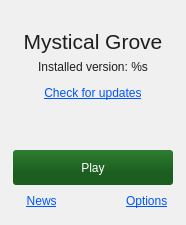
First picture: the form in launcher/mainwindow.ui, repository Trite699/Grove-Launcher, before the edit.
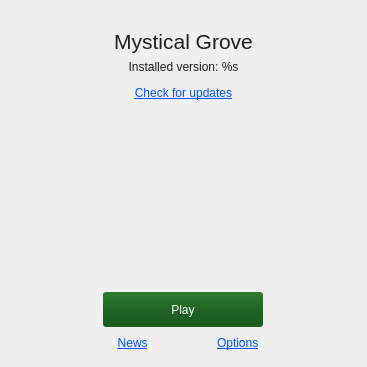
Second picture: the form after the edit. Icons and pictures are not drawn.

The edit to the form file:
```diff
--- a/launcher/mainwindow.ui
+++ b/launcher/mainwindow.ui
@@ -6,8 +6,8 @@
    <rect>
     <x>0</x>
     <y>0</y>
-    <width>128</width>
-    <height>128</height>
+    <width>367</width>
+    <height>367</height>
    </rect>
   </property>
   <property name="sizePolicy">
```
